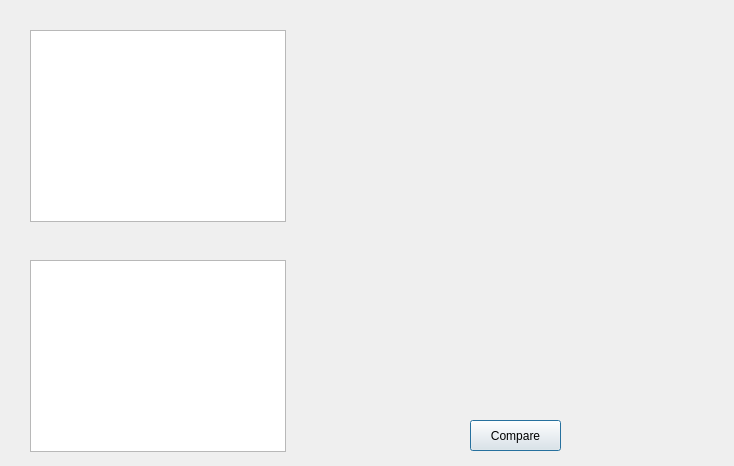
The window that src/frontend/ui/layouts/compare.ui (SkalapEnder/Diploma-Project) describes before a commit, drawn with Qt 5.
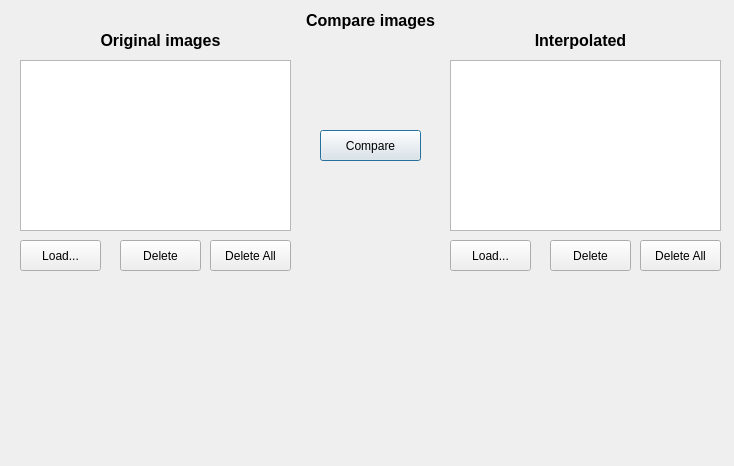
The same window after the commit.

Patch:
```diff
--- a/src/frontend/ui/layouts/compare.ui
+++ b/src/frontend/ui/layouts/compare.ui
@@ -16,29 +16,29 @@
   <widget class="QListView" name="listView">
    <property name="geometry">
     <rect>
-     <x>30</x>
-     <y>30</y>
-     <width>256</width>
-     <height>192</height>
+     <x>20</x>
+     <y>60</y>
+     <width>271</width>
+     <height>171</height>
     </rect>
    </property>
   </widget>
   <widget class="QListView" name="listView_2">
    <property name="geometry">
     <rect>
-     <x>30</x>
-     <y>260</y>
-     <width>256</width>
-     <height>192</height>
+     <x>450</x>
+     <y>60</y>
+     <width>271</width>
+     <height>171</height>
     </rect>
    </property>
   </widget>
   <widget class="QPushButton" name="pushButton">
    <property name="geometry">
     <rect>
-     <x>470</x>
-     <y>420</y>
-     <width>91</width>
+     <x>320</x>
+     <y>130</y>
+     <width>101</width>
      <height>31</height>
     </rect>
    </property>
@@ -46,6 +46,150 @@
     <string>Compare</string>
    </property>
   </widget>
+  <widget class="QLabel" name="label">
+   <property name="geometry">
+    <rect>
+     <x>290</x>
+     <y>10</y>
+     <width>161</width>
+     <height>21</height>
+    </rect>
+   </property>
+   <property name="font">
+    <font>
+     <pointsize>12</pointsize>
+     <bold>true</bold>
+    </font>
+   </property>
+   <property name="text">
+    <string>Compare images</string>
+   </property>
+   <property name="alignment">
+    <set>Qt::AlignmentFlag::AlignCenter</set>
+   </property>
+  </widget>
+  <widget class="QLabel" name="label_2">
+   <property name="geometry">
+    <rect>
+     <x>80</x>
+     <y>30</y>
+     <width>161</width>
+     <height>21</height>
+    </rect>
+   </property>
+   <property name="font">
+    <font>
+     <pointsize>12</pointsize>
+     <bold>true</bold>
+    </font>
+   </property>
+   <property name="text">
+    <string>Original images</string>
+   </property>
+   <property name="alignment">
+    <set>Qt::AlignmentFlag::AlignCenter</set>
+   </property>
+  </widget>
+  <widget class="QLabel" name="label_3">
+   <property name="geometry">
+    <rect>
+     <x>500</x>
+     <y>30</y>
+     <width>161</width>
+     <height>21</height>
+    </rect>
+   </property>
+   <property name="font">
+    <font>
+     <pointsize>12</pointsize>
+     <bold>true</bold>
+    </font>
+   </property>
+   <property name="text">
+    <string>Interpolated</string>
+   </property>
+   <property name="alignment">
+    <set>Qt::AlignmentFlag::AlignCenter</set>
+   </property>
+  </widget>
+  <widget class="QPushButton" name="pushButton_2">
+   <property name="geometry">
+    <rect>
+     <x>20</x>
+     <y>240</y>
+     <width>81</width>
+     <height>31</height>
+    </rect>
+   </property>
+   <property name="text">
+    <string>Load...</string>
+   </property>
+  </widget>
+  <widget class="QPushButton" name="pushButton_3">
+   <property name="geometry">
+    <rect>
+     <x>120</x>
+     <y>240</y>
+     <width>81</width>
+     <height>31</height>
+    </rect>
+   </property>
+   <property name="text">
+    <string>Delete</string>
+   </property>
+  </widget>
+  <widget class="QPushButton" name="pushButton_4">
+   <property name="geometry">
+    <rect>
+     <x>210</x>
+     <y>240</y>
+     <width>81</width>
+     <height>31</height>
+    </rect>
+   </property>
+   <property name="text">
+    <string>Delete All</string>
+   </property>
+  </widget>
+  <widget class="QPushButton" name="pushButton_5">
+   <property name="geometry">
+    <rect>
+     <x>550</x>
+     <y>240</y>
+     <width>81</width>
+     <height>31</height>
+    </rect>
+   </property>
+   <property name="text">
+    <string>Delete</string>
+   </property>
+  </widget>
+  <widget class="QPushButton" name="pushButton_6">
+   <property name="geometry">
+    <rect>
+     <x>450</x>
+     <y>240</y>
+     <width>81</width>
+     <height>31</height>
+    </rect>
+   </property>
+   <property name="text">
+    <string>Load...</string>
+   </property>
+  </widget>
+  <widget class="QPushButton" name="pushButton_7">
+   <property name="geometry">
+    <rect>
+     <x>640</x>
+     <y>240</y>
+     <width>81</width>
+     <height>31</height>
+    </rect>
+   </property>
+   <property name="text">
+    <string>Delete All</string>
+   </property>
+  </widget>
  </widget>
  <resources/>
  <connections/>
```
